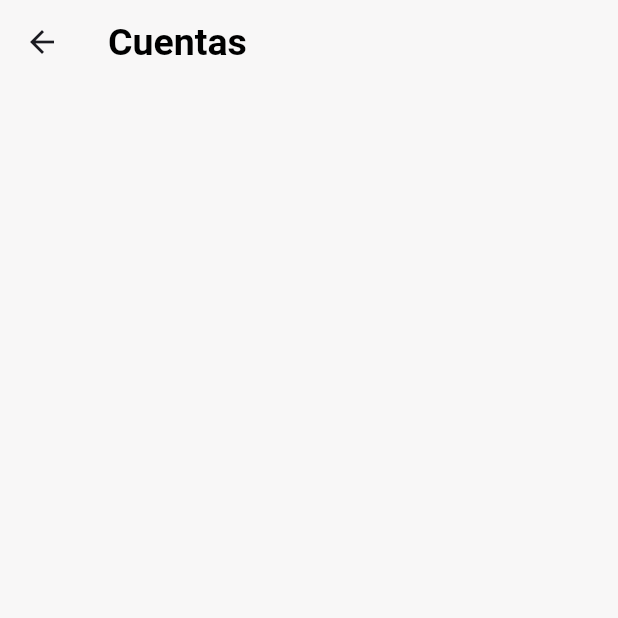
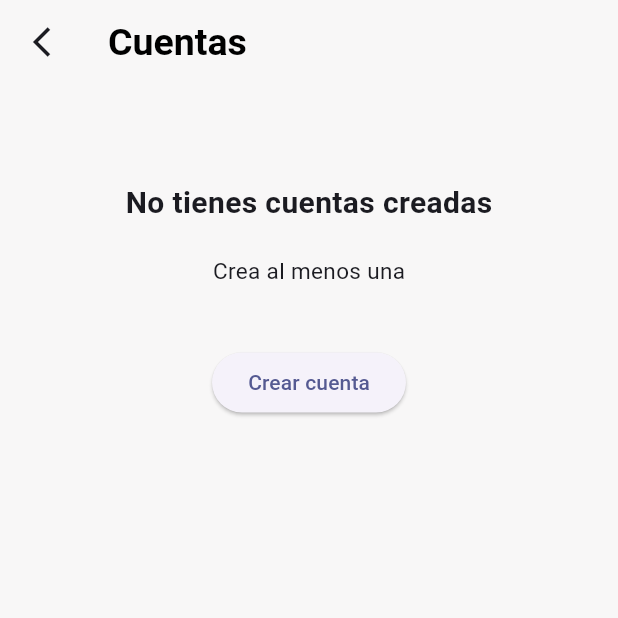
Before and after one commit to solrak8three/monymonky-app, a Flutter app: the AccountsPage screen opened by its route, after a tap on "Listar Cuentas", on a phone screen of 412 x 824 dp, the top half of it. Run offline on Flutter 3.47's test engine with Material 3 defaults, Android fonts, the phone set to English and light mode, and no system bars; our stand-ins replace equatable, flutter_bloc, formz, get_it, go_router, google_fonts and 1 more; accounts and stored records are empty; generated files the repository leaves out were written again.

Commit message:
show messages  and fix remove account

```diff
--- a/lib/features/account_management/1_domain/usescases/delete_account_usecase.dart
+++ b/lib/features/account_management/1_domain/usescases/delete_account_usecase.dart
@@ -1,6 +1,4 @@
-import 'package:monymonky/features/account_management/0_entity/entity.dart';
 import 'package:monymonky/features/account_management/1_domain/domain.dart';
-
 
 class DeleteAccountUseCase {
   final AccountRepository accountRepository;
--- a/lib/features/account_management/2_presentation/bloc/account/account_bloc.dart
+++ b/lib/features/account_management/2_presentation/bloc/account/account_bloc.dart
@@ -36,6 +36,10 @@ class AccountBloc extends Bloc<AccountEvent, AccountState> {
       emit(AccountsLoadingState());
       await Future.delayed(const Duration(seconds: 1));
       List<Account> accounts = await accountUseCases.getAllAccountsUseCase.call();
+      if (accounts.isEmpty) {
+        emit(EmptyAccountListState());
+        return;
+      }
       emit(AccountsLoadedState(accounts: accounts));
     } catch(error) {
       emit(AccountsErrorState(error.toString()));
--- a/lib/features/account_management/2_presentation/bloc/account/account_state.dart
+++ b/lib/features/account_management/2_presentation/bloc/account/account_state.dart
@@ -47,9 +47,9 @@ class AccountsInitialState extends AccountState {}
 
 class AccountsLoadingState extends AccountState {}
 
-class AccountCreatedState extends AccountState {
+class AccountCreatedState extends AccountState {}
 
-}
+class EmptyAccountListState extends AccountState {}
 
 class AccountsLoadedState extends AccountState {
   final List<Account> accounts;
--- a/lib/features/account_management/2_presentation/pages/account_list_page.dart
+++ b/lib/features/account_management/2_presentation/pages/account_list_page.dart
@@ -1,6 +1,7 @@
 import 'package:flutter/material.dart';
 import 'package:flutter_bloc/flutter_bloc.dart';
-import 'package:monymonky/core/di/locator.dart';
+import 'package:go_router/go_router.dart';
+import 'package:monymonky/core/config/routes/routes.dart';
 import 'package:monymonky/features/account_management/2_presentation/bloc/bloc.dart';
 import 'package:monymonky/features/account_management/2_presentation/widgets/widgets.dart';
 
@@ -13,8 +14,15 @@ class AccountListPage extends StatelessWidget {
     return Scaffold(
       appBar: AppBar(
         title: const Text('Cuentas'),
+        leading: IconButton(
+          icon: const Icon(Icons.arrow_back_ios_sharp),
+          onPressed: () => context.go(AccountRoutes.accounts),
+        ),
       ),
-      body: const _AccountListView(),
+      body: const Padding(
+        padding: EdgeInsets.all(25),
+        child: _AccountListView(),
+      ),
     );
   }
 }
@@ -28,30 +36,18 @@ class _AccountListView extends StatelessWidget {
       builder: (context, state) {
         if (state is AccountsLoadingState) {
           return const CustomCircularProgressIndicator();
+        } else if (state is EmptyAccountListState) {
+          return const MessageWithoutAccounts();
         } else if (state is AccountsLoadedState) {
           return ListView.builder(
             itemCount: state.accounts.length,
             itemBuilder: (context, index) {
-              return Card(
-                child: Row(
-                  mainAxisAlignment: MainAxisAlignment.spaceEvenly,
-                  children: [
-                    Expanded(
-                      child: ListTile(
-                        title: Text(state.accounts[index].name),
-                        subtitle: Text('${state.accounts[index].balance}€'),
-                        // Otros datos de la cuenta...
-                      ),
-                    ),
-                    IconButton.outlined(
-                        onPressed: () {
-                          locator<AccountBloc>()
-                              .add(DeleteAccountEvent(accountNumber: state.accounts[index].accountNumber));
-                        },
-                        icon: const Icon(Icons.delete_forever),
-                    ),
-                  ],
-                ),
+              final account = state.accounts[index];
+              return Column(
+                children: [
+                  AccountCard(account: account),
+                  const SizedBox(height: 20,)
+                ],
               );
             },
           );
--- a/lib/features/account_management/2_presentation/pages/create_account_page.dart
+++ b/lib/features/account_management/2_presentation/pages/create_account_page.dart
@@ -17,6 +17,10 @@ class CreateAccountPage extends StatelessWidget {
     return Scaffold(
       appBar: AppBar(
         title: const Text('Create account'),
+        leading: IconButton(
+          icon: const Icon(Icons.arrow_back_ios_sharp),
+          onPressed: () => context.go(AccountRoutes.accounts),
+        ),
       ),
       body: BlocProvider(
           create: (context) => AccountFormCubit(locator<AccountBloc>()),
@@ -89,7 +93,7 @@ class _RegisterForm extends StatelessWidget {
 
             FilledButton.tonalIcon(
               icon: const Icon(Icons.save),
-              label: const Text('Crear Cuenta'),
+              label: const Text('Guardar'),
               onPressed: accountFormCubit.onSubmit,
             ),
           ],
--- /dev/null
+++ b/lib/features/account_management/2_presentation/widgets/cards/cards.dart
@@ -0,0 +1 @@
+export 'custom_account_card.dart';
--- /dev/null
+++ b/lib/features/account_management/2_presentation/widgets/messages/messages.dart
@@ -0,0 +1 @@
+export 'messages_without_accounts.dart';
--- /dev/null
+++ b/lib/features/account_management/2_presentation/widgets/messages/messages_without_accounts.dart
@@ -0,0 +1,37 @@
+import 'package:flutter/material.dart';
+import 'package:go_router/go_router.dart';
+import 'package:monymonky/core/config/routes/routes.dart';
+
+class MessageWithoutAccounts extends StatelessWidget {
+  const MessageWithoutAccounts({super.key});
+
+  @override
+  Widget build(BuildContext context) {
+    return Padding(
+      padding: const EdgeInsets.only(top: 40),
+      child: Column(
+        mainAxisAlignment: MainAxisAlignment.start,
+        children: [
+          const Center(
+            child: Column(
+              children: [
+                Text(
+                  'No tienes cuentas creadas',
+                  style: TextStyle(fontSize: 20, fontWeight: FontWeight.bold),),
+                SizedBox(height: 20,),
+                Text(
+                  'Crea al menos una',
+                  style: TextStyle(fontSize: 15, fontWeight: FontWeight.w400),),
+              ],
+            ),
+          ),
+          const SizedBox(height: 40),
+          ElevatedButton(
+            onPressed: () => context.go(AccountRoutes.createAccount),
+            child: const Text('Crear cuenta'),
+          ),
+        ],
+      ),
+    );
+  }
+}
--- a/lib/features/account_management/2_presentation/widgets/widgets.dart
+++ b/lib/features/account_management/2_presentation/widgets/widgets.dart
@@ -1,2 +1,4 @@
 export 'inputs/inputs.dart';
 export 'loaders/loaders.dart';
+export 'cards/cards.dart';
+export 'messages/messages.dart';
```
Also changed, not shown: lib/features/account_management/2_presentation/widgets/cards/custom_account_card.dart (added, +41 -0 lines), lib/features/account_management/2_presentation/bloc/account/account_event.dart (line endings or trailing spaces).
